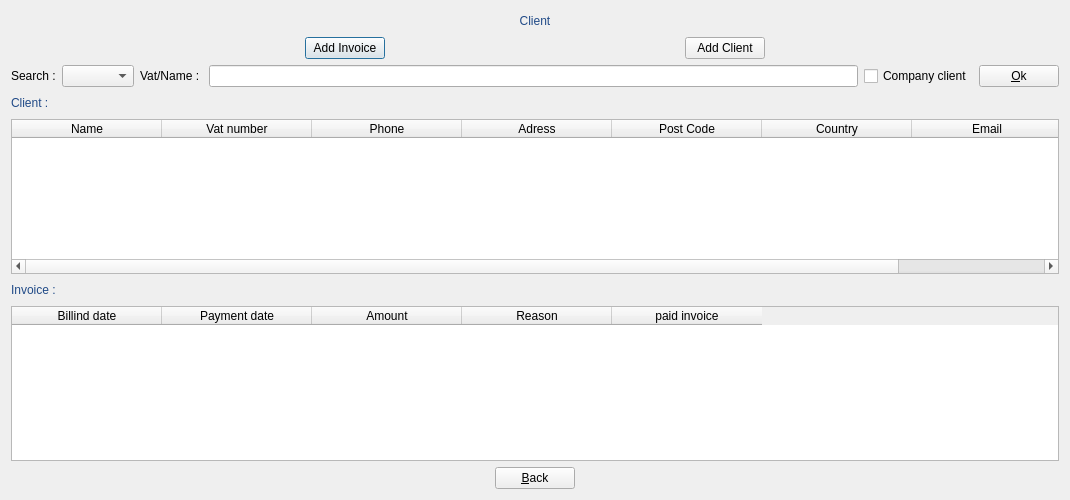
First picture: the form in manageBill/dialogclient.ui, repository JMainard/manageBill, before the edit.
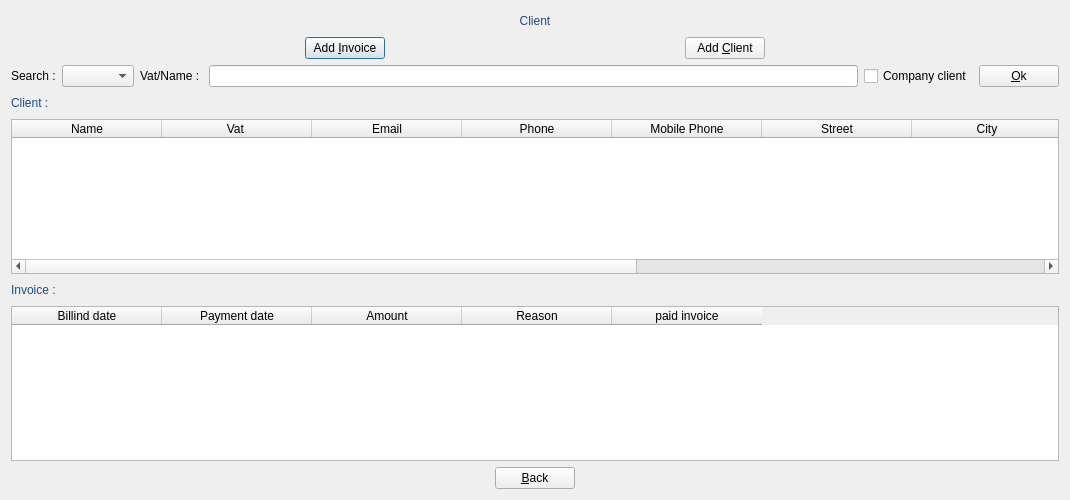
Second picture: the form after the edit. Icons and pictures are not drawn.

Diff of the .ui file:
```diff
--- a/manageBill/dialogclient.ui
+++ b/manageBill/dialogclient.ui
@@ -92,7 +92,7 @@
      <item row="0" column="1">
       <widget class="QPushButton" name="pushButtonAddInvoice">
        <property name="text">
-        <string>Add Invoice</string>
+        <string>Add &amp;Invoice</string>
        </property>
        <property name="icon">
         <iconset resource="icon.qrc">
@@ -122,7 +122,7 @@
      <item row="0" column="3">
       <widget class="QPushButton" name="pushButtonAddClient">
        <property name="text">
-        <string>Add Client</string>
+        <string>Add &amp;Client</string>
        </property>
        <property name="icon">
         <iconset resource="icon.qrc">
@@ -230,69 +230,6 @@
      </item>
     </layout>
    </item>
-   <item row="4" column="0">
-    <widget class="QTableWidget" name="tableWidgetClient">
-     <property name="minimumSize">
-      <size>
-       <width>0</width>
-       <height>100</height>
-      </size>
-     </property>
-     <property name="styleSheet">
-      <string notr="true">font: 75 14pt &quot;URW Palladio L&quot;;</string>
-     </property>
-     <property name="verticalScrollBarPolicy">
-      <enum>Qt::ScrollBarAsNeeded</enum>
-     </property>
-     <property name="horizontalScrollBarPolicy">
-      <enum>Qt::ScrollBarAsNeeded</enum>
-     </property>
-     <property name="sizeAdjustPolicy">
-      <enum>QAbstractScrollArea::AdjustToContents</enum>
-     </property>
-     <property name="selectionMode">
-      <enum>QAbstractItemView::ExtendedSelection</enum>
-     </property>
-     <attribute name="horizontalHeaderDefaultSectionSize">
-      <number>150</number>
-     </attribute>
-     <column>
-      <property name="text">
-       <string>Name</string>
-      </property>
-     </column>
-     <column>
-      <property name="text">
-       <string>Vat number</string>
-      </property>
-     </column>
-     <column>
-      <property name="text">
-       <string>Phone</string>
-      </property>
-     </column>
-     <column>
-      <property name="text">
-       <string>Adress</string>
-      </property>
-     </column>
-     <column>
-      <property name="text">
-       <string>Post Code</string>
-      </property>
-     </column>
-     <column>
-      <property name="text">
-       <string>Country</string>
-      </property>
-     </column>
-     <column>
-      <property name="text">
-       <string>Email</string>
-      </property>
-     </column>
-    </widget>
-   </item>
    <item row="5" column="0">
     <layout class="QGridLayout" name="gridLayout_2">
      <item row="0" column="0">
@@ -421,6 +358,84 @@
      </item>
     </layout>
    </item>
+   <item row="4" column="0">
+    <widget class="QTableWidget" name="tableWidgetClient">
+     <property name="minimumSize">
+      <size>
+       <width>0</width>
+       <height>100</height>
+      </size>
+     </property>
+     <property name="styleSheet">
+      <string notr="true">font: 75 14pt &quot;URW Palladio L&quot;;</string>
+     </property>
+     <property name="verticalScrollBarPolicy">
+      <enum>Qt::ScrollBarAsNeeded</enum>
+     </property>
+     <property name="horizontalScrollBarPolicy">
+      <enum>Qt::ScrollBarAsNeeded</enum>
+     </property>
+     <property name="sizeAdjustPolicy">
+      <enum>QAbstractScrollArea::AdjustToContents</enum>
+     </property>
+     <property name="selectionMode">
+      <enum>QAbstractItemView::ExtendedSelection</enum>
+     </property>
+     <attribute name="horizontalHeaderDefaultSectionSize">
+      <number>150</number>
+     </attribute>
+     <column>
+      <property name="text">
+       <string>Name</string>
+      </property>
+     </column>
+     <column>
+      <property name="text">
+       <string>Vat </string>
+      </property>
+     </column>
+     <column>
+      <property name="text">
+       <string>Email</string>
+      </property>
+     </column>
+     <column>
+      <property name="text">
+       <string>Phone</string>
+      </property>
+     </column>
+     <column>
+      <property name="text">
+       <string>Mobile Phone</string>
+      </property>
+     </column>
+     <column>
+      <property name="text">
+       <string>Street</string>
+      </property>
+     </column>
+     <column>
+      <property name="text">
+       <string>City</string>
+      </property>
+     </column>
+     <column>
+      <property name="text">
+       <string>Post Code</string>
+      </property>
+     </column>
+     <column>
+      <property name="text">
+       <string>Country</string>
+      </property>
+     </column>
+     <column>
+      <property name="text">
+       <string>DOY </string>
+      </property>
+     </column>
+    </widget>
+   </item>
   </layout>
  </widget>
  <resources>
```
Left out of the diff: 4 changed lines with no effect on the pictures.
